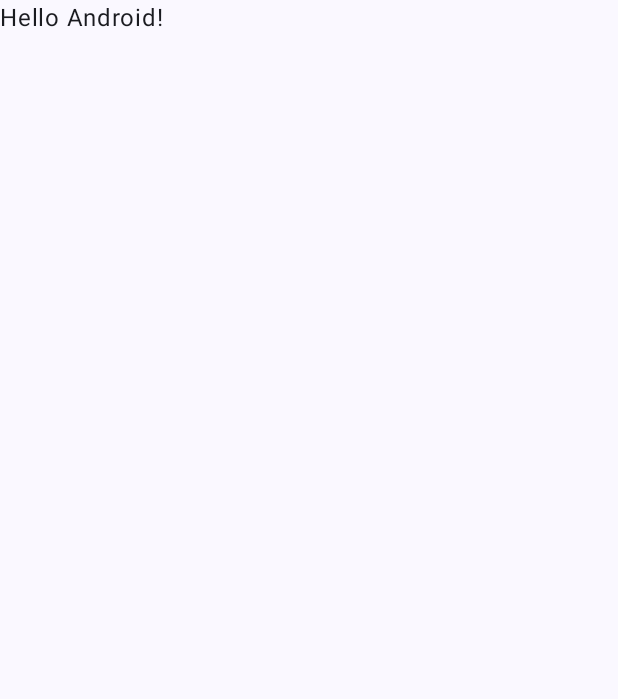
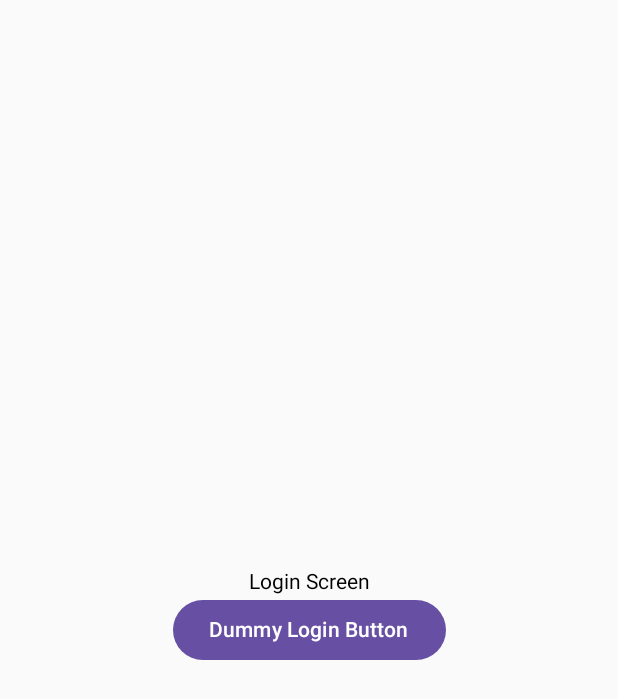
Before and after one commit to rich2025/Personal-Alert-Device, an Android app built with Jetpack Compose: the screen it shows after launch (MainActivity), on a phone screen of 412 x 824 dp. Before the commit the part shown is almost empty. Shown: the top 699 px of the screen. Run offline under Robolectric (Android 15) with nearby library versions, the phone set to English and light mode, and no system bars.

Commit message:
Added basic screen navigation functionality

```diff
--- a/app/build.gradle.kts
+++ b/app/build.gradle.kts
@@ -41,6 +41,7 @@ android {
 
 dependencies {
 
+
     implementation(libs.androidx.core.ktx)
     implementation(libs.androidx.lifecycle.runtime.ktx)
     implementation(libs.androidx.activity.compose)
@@ -56,4 +57,7 @@ dependencies {
     androidTestImplementation(libs.androidx.ui.test.junit4)
     debugImplementation(libs.androidx.ui.tooling)
     debugImplementation(libs.androidx.ui.test.manifest)
+
+    val nav_version = "2.8.3"
+    implementation("androidx.navigation:navigation-compose:$nav_version")
 }
--- /dev/null
+++ b/app/src/main/java/com/example/personalalertdevice/LoginScreen.kt
@@ -0,0 +1,28 @@
+package com.example.personalalertdevice
+import androidx.compose.foundation.layout.Arrangement
+import androidx.compose.material3.Text
+import androidx.compose.material3.Button
+import androidx.compose.foundation.layout.Column
+import androidx.compose.foundation.layout.fillMaxSize
+import androidx.compose.runtime.Composable
+import androidx.compose.ui.Alignment
+import androidx.compose.ui.Modifier
+import androidx.navigation.NavController
+
+
+@Composable
+fun LoginScreen(navController: NavController) {
+
+    Column(
+        Modifier.fillMaxSize(),
+        horizontalAlignment = Alignment.CenterHorizontally,
+        verticalArrangement = Arrangement.Center
+    ) {
+        Text(text = "Login Screen")
+        Button(onClick = {
+            navController.navigate("MainScreen")
+        }) {
+            Text(text = "Dummy Login Button")
+        }
+    }
+}
--- a/app/src/main/java/com/example/personalalertdevice/MainActivity.kt
+++ b/app/src/main/java/com/example/personalalertdevice/MainActivity.kt
@@ -11,6 +11,9 @@ import androidx.compose.material3.Text
 import androidx.compose.runtime.Composable
 import androidx.compose.ui.Modifier
 import androidx.compose.ui.tooling.preview.Preview
+import androidx.navigation.compose.NavHost
+import androidx.navigation.compose.composable
+import androidx.navigation.compose.rememberNavController
 import com.example.personalalertdevice.ui.theme.PersonalAlertDeviceTheme
 
 class MainActivity : ComponentActivity() {
@@ -18,30 +21,15 @@ class MainActivity : ComponentActivity() {
         super.onCreate(savedInstanceState)
         enableEdgeToEdge()
         setContent {
-            PersonalAlertDeviceTheme {
-                Scaffold(modifier = Modifier.fillMaxSize()) { innerPadding ->
-                    Greeting(
-                        name = "Android",
-                        modifier = Modifier.padding(innerPadding)
-                    )
+            var navController = rememberNavController()
+            NavHost(navController = navController, startDestination = "LoginScreen", builder= {
+                composable(route = "LoginScreen") {
+                    LoginScreen(navController)
                 }
-            }
+                composable(route = "MainScreen") {
+                    MainScreen(navController)
+                }
+            })
         }
     }
 }
-
-@Composable
-fun Greeting(name: String, modifier: Modifier = Modifier) {
-    Text(
-        text = "Hello $name!",
-        modifier = modifier
-    )
-}
-
-@Preview(showBackground = true)
-@Composable
-fun GreetingPreview() {
-    PersonalAlertDeviceTheme {
-        Greeting("Android")
-    }
-}
--- /dev/null
+++ b/app/src/main/java/com/example/personalalertdevice/ui/theme/UserInfoScreen.kt
@@ -0,0 +1,4 @@
+package com.example.personalalertdevice.ui.theme
+
+class UserInfoScreen {
+}
```
Also changed, not shown: app/src/main/java/com/example/personalalertdevice/MainScreen.kt (added, +26 -0 lines).
